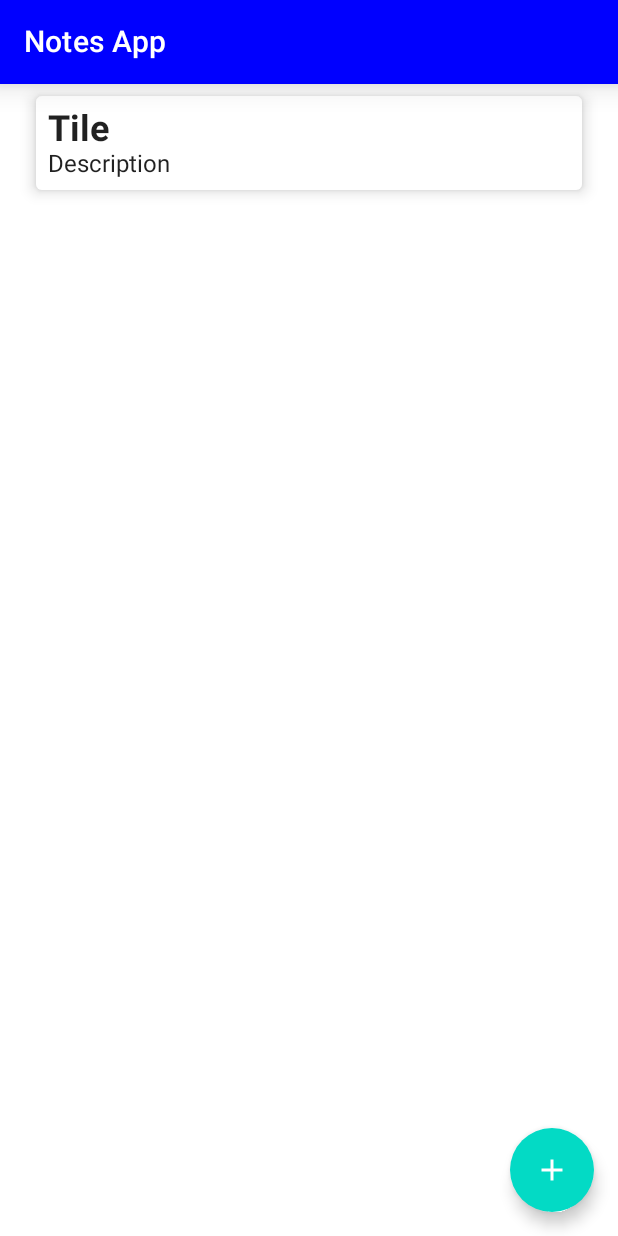
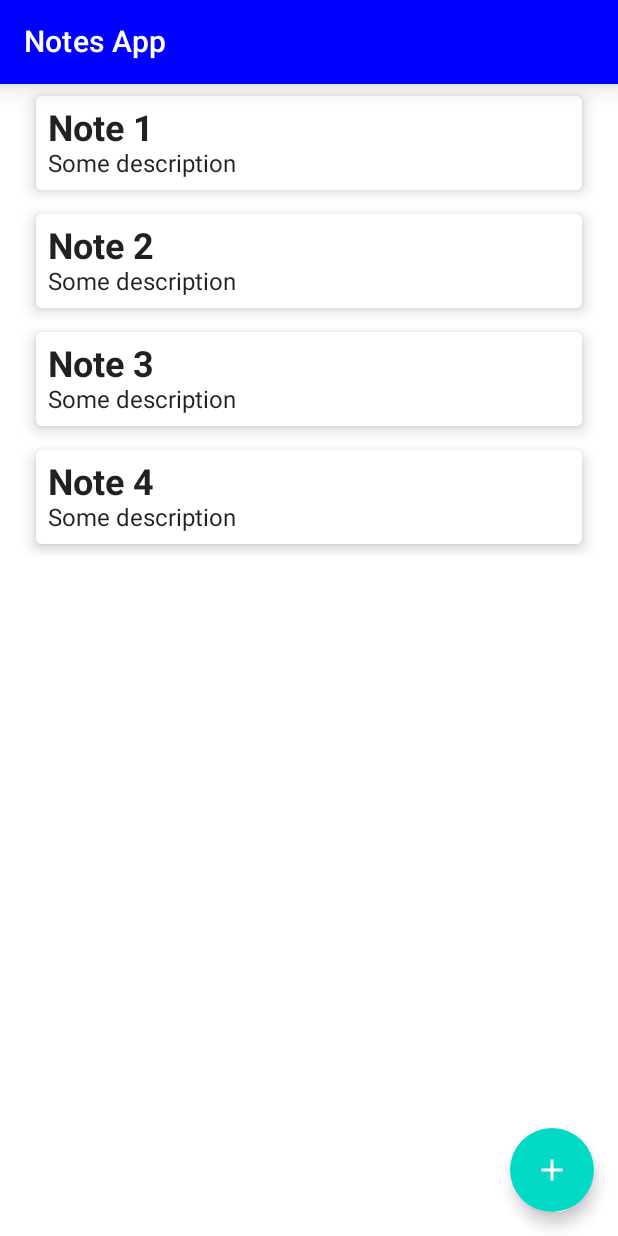
Before and after one commit to borshevskiy/NotesAppCompose, an Android app built with Jetpack Compose: the screen it shows after launch (MainActivity), after a tap on "Room Database", on a phone screen of 412 x 824 dp. Run offline under Robolectric (Android 15) with nearby library versions, the phone set to English and light mode, and no system bars; our stand-ins replace Room's generated code, livedata-compose.

Commit message:
Created MainViewModel

```diff
--- a/app/build.gradle
+++ b/app/build.gradle
@@ -1,6 +1,7 @@
 plugins {
     id 'com.android.application'
     id 'org.jetbrains.kotlin.android'
+    id 'kotlin-kapt'
 }
 
 android {
@@ -49,10 +50,14 @@ dependencies {
     implementation "androidx.navigation:navigation-compose:2.4.2"
     implementation 'androidx.core:core-ktx:1.7.0'
     implementation "androidx.compose.ui:ui:$compose_version"
+    implementation "androidx.compose.runtime:runtime-livedata:$compose_version"
     implementation "androidx.compose.material:material:$compose_version"
     implementation "androidx.compose.ui:ui-tooling-preview:$compose_version"
-    implementation 'androidx.lifecycle:lifecycle-runtime-ktx:2.3.1'
-    implementation 'androidx.activity:activity-compose:1.3.1'
+    implementation 'androidx.lifecycle:lifecycle-runtime-ktx:2.4.1'
+    implementation 'androidx.activity:activity-compose:1.4.0'
+    implementation "androidx.room:room-runtime:2.4.2"
+    kapt "androidx.room:room-compiler:2.4.2"
+    implementation "androidx.room:room-ktx:2.4.2"
     testImplementation 'junit:junit:4.13.2'
     androidTestImplementation 'androidx.test.ext:junit:1.1.3'
     androidTestImplementation 'androidx.test.espresso:espresso-core:3.4.0'
--- /dev/null
+++ b/app/src/main/java/com/borshevskiy/notesappcompose/MainViewModel.kt
@@ -0,0 +1,50 @@
+package com.borshevskiy.notesappcompose
+
+import android.app.Application
+import android.util.Log
+import androidx.lifecycle.AndroidViewModel
+import androidx.lifecycle.MutableLiveData
+import androidx.lifecycle.ViewModel
+import androidx.lifecycle.ViewModelProvider
+import com.borshevskiy.notesappcompose.model.Note
+import com.borshevskiy.notesappcompose.utils.TYPE_FIREBASE
+import com.borshevskiy.notesappcompose.utils.TYPE_ROOM
+import java.lang.IllegalArgumentException
+
+class MainViewModel(application: Application): AndroidViewModel(application) {
+
+    val readTest: MutableLiveData<List<Note>> by lazy {
+        MutableLiveData<List<Note>>()
+    }
+
+    val dbType: MutableLiveData<String> by lazy {
+        MutableLiveData<String>(TYPE_ROOM)
+    }
+
+    init {
+        readTest.value = when(dbType.value) {
+            TYPE_ROOM -> listOf(Note(title = "Note 1", description = "Some description"),
+                                Note(title = "Note 2", description = "Some description"),
+                                Note(title = "Note 3", description = "Some description"),
+                                Note(title = "Note 4", description = "Some description"))
+            TYPE_FIREBASE -> listOf()
+            else -> listOf()
+        }
+    }
+
+    fun initDatabase(type: String) {
+        dbType.value = type
+        Log.d("checkDATA", "MainViewModel initDatabase with type $type")
+    }
+
+}
+
+class MainViewModelFactory(private val application: Application): ViewModelProvider.Factory {
+
+    override fun <T : ViewModel?> create(modelClass: Class<T>): T {
+        if (modelClass.isAssignableFrom(MainViewModel::class.java)) {
+            return MainViewModel(application) as T
+        }
+        throw IllegalArgumentException("Unknown ViewModel Class")
+    }
+}
--- /dev/null
+++ b/app/src/main/java/com/borshevskiy/notesappcompose/model/Note.kt
@@ -0,0 +1,15 @@
+package com.borshevskiy.notesappcompose.model
+
+import androidx.room.ColumnInfo
+import androidx.room.Entity
+import androidx.room.PrimaryKey
+
+@Entity(tableName = "notes_table")
+data class Note(
+    @PrimaryKey(autoGenerate = true)
+    val id: Int = 0,
+    @ColumnInfo
+    val title: String,
+    @ColumnInfo
+    val description: String
+)
--- a/app/src/main/java/com/borshevskiy/notesappcompose/screens/MainScreen.kt
+++ b/app/src/main/java/com/borshevskiy/notesappcompose/screens/MainScreen.kt
@@ -1,45 +1,63 @@
 package com.borshevskiy.notesappcompose.screens
 
+import android.app.Application
 import androidx.compose.foundation.clickable
 import androidx.compose.foundation.layout.Column
 import androidx.compose.foundation.layout.fillMaxWidth
 import androidx.compose.foundation.layout.padding
+import androidx.compose.foundation.lazy.LazyColumn
+import androidx.compose.foundation.lazy.items
 import androidx.compose.material.*
 import androidx.compose.material.icons.Icons
 import androidx.compose.material.icons.filled.Add
 import androidx.compose.runtime.Composable
+import androidx.compose.runtime.livedata.observeAsState
 import androidx.compose.ui.Modifier
 import androidx.compose.ui.graphics.Color
+import androidx.compose.ui.platform.LocalContext
 import androidx.compose.ui.text.font.FontWeight
 import androidx.compose.ui.tooling.preview.Preview
 import androidx.compose.ui.unit.dp
 import androidx.compose.ui.unit.sp
+import androidx.lifecycle.viewmodel.compose.viewModel
 import androidx.navigation.NavHostController
 import androidx.navigation.compose.rememberNavController
+import com.borshevskiy.notesappcompose.MainViewModel
+import com.borshevskiy.notesappcompose.MainViewModelFactory
+import com.borshevskiy.notesappcompose.model.Note
 import com.borshevskiy.notesappcompose.navigation.NavRoute
 import com.borshevskiy.notesappcompose.ui.theme.NotesAppComposeTheme
 
 @Composable
 fun MainScreen(navHostController: NavHostController) {
+
+    val mViewModel: MainViewModel
+            = viewModel(factory = MainViewModelFactory(LocalContext.current.applicationContext as Application))
+    val notes = mViewModel.readTest.observeAsState(listOf()).value
+
     Scaffold(floatingActionButton = {
         FloatingActionButton(onClick = { navHostController.navigate(NavRoute.Add.route)}) {
             Icon(imageVector = Icons.Filled.Add, contentDescription = "Add Note", tint = Color.White)
         }
     }) {
-        NoteItem(navHostController = navHostController, title = "Tile", description = "Description")
+        LazyColumn {
+            items(notes) { note ->
+                NoteItem(navHostController = navHostController, note = note)
+            }
+        }
     }
 }
 
 @Composable
-fun NoteItem(navHostController: NavHostController,title: String, description: String) {
+fun NoteItem(navHostController: NavHostController,note: Note) {
     Card(modifier = Modifier
         .fillMaxWidth()
         .padding(vertical = 8.dp, horizontal = 24.dp)
         .clickable { navHostController.navigate(NavRoute.Note.route) },
         elevation = 6.dp) {
         Column(modifier = Modifier.padding(8.dp)) {
-            Text(text = title, fontSize = 24.sp, fontWeight = FontWeight.Bold)
-            Text(text = description)
+            Text(text = note.title, fontSize = 24.sp, fontWeight = FontWeight.Bold)
+            Text(text = note.description)
         }
     }
 }
--- a/app/src/main/java/com/borshevskiy/notesappcompose/screens/StartScreen.kt
+++ b/app/src/main/java/com/borshevskiy/notesappcompose/screens/StartScreen.kt
@@ -1,5 +1,6 @@
 package com.borshevskiy.notesappcompose.screens
 
+import android.app.Application
 import androidx.compose.foundation.layout.*
 import androidx.compose.material.Button
 import androidx.compose.material.Scaffold
@@ -7,26 +8,44 @@ import androidx.compose.material.Text
 import androidx.compose.runtime.Composable
 import androidx.compose.ui.Alignment
 import androidx.compose.ui.Modifier
+import androidx.compose.ui.platform.LocalContext
 import androidx.compose.ui.tooling.preview.Preview
 import androidx.compose.ui.unit.dp
+import androidx.lifecycle.viewmodel.compose.viewModel
 import androidx.navigation.NavHostController
 import androidx.navigation.compose.rememberNavController
+import com.borshevskiy.notesappcompose.MainViewModel
+import com.borshevskiy.notesappcompose.MainViewModelFactory
 import com.borshevskiy.notesappcompose.navigation.NavRoute
 import com.borshevskiy.notesappcompose.ui.theme.NotesAppComposeTheme
+import com.borshevskiy.notesappcompose.utils.TYPE_FIREBASE
+import com.borshevskiy.notesappcompose.utils.TYPE_ROOM
 
 @Composable
 fun StartScreen(navHostController: NavHostController) {
+
+    val mViewModel: MainViewModel
+    = viewModel(factory = MainViewModelFactory(LocalContext.current.applicationContext as Application))
+
     Scaffold(modifier = Modifier.fillMaxSize()) {
         Column(modifier = Modifier.fillMaxSize(),
         horizontalAlignment = Alignment.CenterHorizontally,
         verticalArrangement = Arrangement.Center) {
             Text(text = "What will we use?")
-            Button(onClick = { navHostController.navigate(NavRoute.Main.route) },
-            modifier = Modifier.width(200.dp).padding(vertical = 8.dp)) {
+            Button(onClick = {
+                mViewModel.initDatabase(TYPE_ROOM)
+                navHostController.navigate(NavRoute.Main.route) },
+            modifier = Modifier
+                .width(200.dp)
+                .padding(vertical = 8.dp)) {
                 Text(text = "Room Database")
             }
-            Button(onClick = { navHostController.navigate(NavRoute.Main.route) },
-                modifier = Modifier.width(200.dp).padding(vertical = 8.dp)) {
+            Button(onClick = {
+                mViewModel.initDatabase(TYPE_FIREBASE)
+                navHostController.navigate(NavRoute.Main.route) },
+                modifier = Modifier
+                    .width(200.dp)
+                    .padding(vertical = 8.dp)) {
                 Text(text = "Firebase Database")
             }
         }
--- /dev/null
+++ b/app/src/main/java/com/borshevskiy/notesappcompose/utils/Constants.kt
@@ -0,0 +1,5 @@
+package com.borshevskiy.notesappcompose.utils
+
+const val TYPE_DATABASE = "type_database"
+const val TYPE_ROOM = "type_room"
+const val TYPE_FIREBASE = "type_firebase"
```
